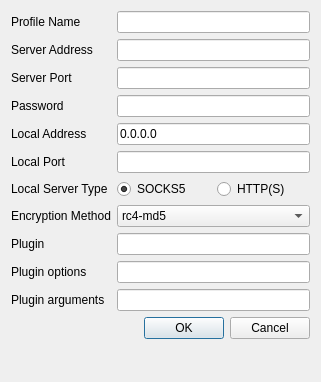
Above: SSevGui/ConnectionInfoWgt.ui from oOTnTOo/SSevGui before the change. Below: the same form after it.
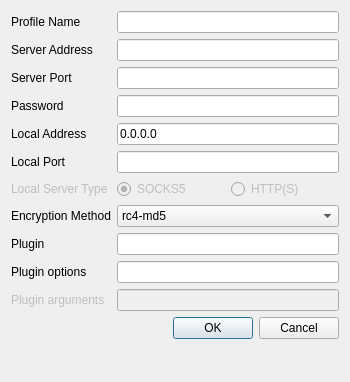
That is the form after the change.

Patch:
```diff
--- a/SSevGui/ConnectionInfoWgt.ui
+++ b/SSevGui/ConnectionInfoWgt.ui
@@ -6,7 +6,7 @@
    <rect>
     <x>0</x>
     <y>0</y>
-    <width>321</width>
+    <width>350</width>
     <height>382</height>
    </rect>
   </property>
@@ -80,6 +80,9 @@
    </item>
    <item row="6" column="0">
     <widget class="QLabel" name="labelLST">
+     <property name="enabled">
+      <bool>false</bool>
+     </property>
      <property name="text">
       <string>Local Server Type</string>
      </property>
@@ -108,6 +111,9 @@
       </property>
       <item>
        <widget class="QRadioButton" name="radioSocks">
+        <property name="enabled">
+         <bool>false</bool>
+        </property>
         <property name="text">
          <string>SOCKS5</string>
         </property>
@@ -118,6 +124,9 @@
       </item>
       <item>
        <widget class="QRadioButton" name="radioHttp">
+        <property name="enabled">
+         <bool>false</bool>
+        </property>
         <property name="text">
          <string>HTTP(S)</string>
         </property>
@@ -193,7 +202,11 @@
     <widget class="QLineEdit" name="editPlugOpt"/>
    </item>
    <item row="10" column="1">
-    <widget class="QLineEdit" name="editPlugArg"/>
+    <widget class="QLineEdit" name="editPlugArg">
+     <property name="enabled">
+      <bool>false</bool>
+     </property>
+    </widget>
    </item>
    <item row="9" column="0">
     <widget class="QLabel" name="label">
@@ -204,6 +217,9 @@
    </item>
    <item row="10" column="0">
     <widget class="QLabel" name="label_2">
+     <property name="enabled">
+      <bool>false</bool>
+     </property>
      <property name="text">
       <string>Plugin arguments</string>
      </property>
```
Left out of the diff: 2 changed lines with no effect on the pictures.
